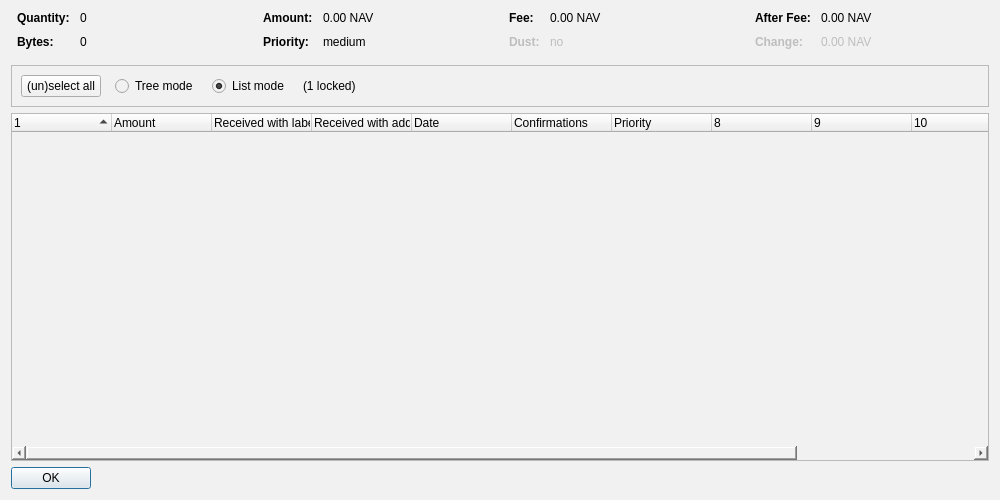
This is src/qt/forms/coincontroldialog.ui in navcoin/navcoin-core as Qt 5 draws it before an edit. The edited form follows.
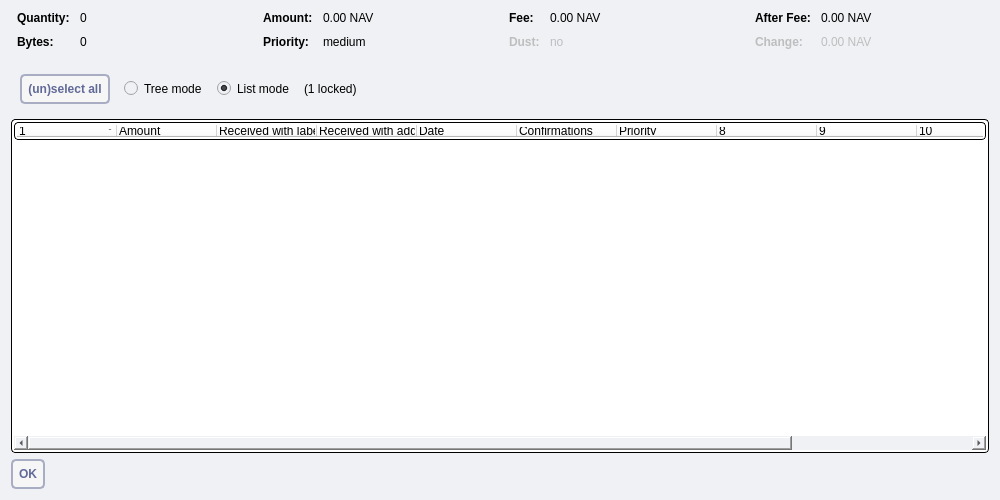
This is the edited form. Custom widgets are drawn as their Qt base class.

Diff of the .ui file:
```diff
--- a/src/qt/forms/coincontroldialog.ui
+++ b/src/qt/forms/coincontroldialog.ui
@@ -14,7 +14,7 @@
    <string>Coin Selection</string>
   </property>
   <property name="styleSheet">
-   <string notr="true">background: #f1f1f1;</string>
+   <string notr="true">background: #eff1f4; border: 0</string>
   </property>
   <layout class="QVBoxLayout" name="verticalLayout">
    <item>
@@ -363,6 +363,9 @@
             <verstretch>0</verstretch>
            </sizepolicy>
           </property>
+          <property name="styleSheet">
+           <string notr="true"> background: #f6f6f6; border: 2px solid #a9adc4; border-radius: 5px; padding: 6px; text-transform: uppercase; color: #616998; font-weight: bold</string>
+          </property>
           <property name="text">
            <string>(un)select all</string>
           </property>
@@ -430,6 +433,9 @@
      <property name="contextMenuPolicy">
       <enum>Qt::CustomContextMenu</enum>
      </property>
+     <property name="styleSheet">
+      <string notr="true">background: #fff; border-radius: 4px; border: 1px solid #000; padding:2px</string>
+     </property>
      <property name="sortingEnabled">
       <bool>false</bool>
      </property>
@@ -515,6 +521,9 @@
        <verstretch>0</verstretch>
       </sizepolicy>
      </property>
+     <property name="styleSheet">
+      <string notr="true"> background: #f6f6f6; border: 2px solid #a9adc4; border-radius: 5px; padding: 6px; text-transform: uppercase; color: #616998; font-weight: bold</string>
+     </property>
      <property name="orientation">
       <enum>Qt::Horizontal</enum>
      </property>
```
